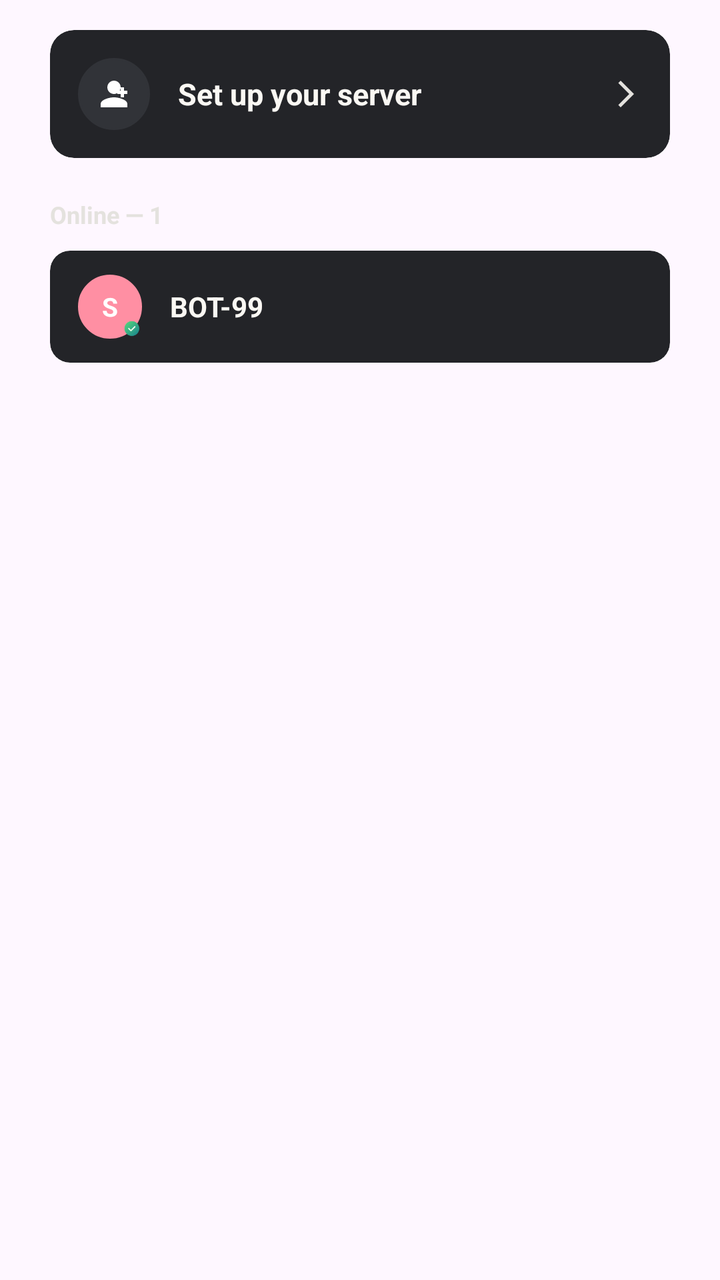
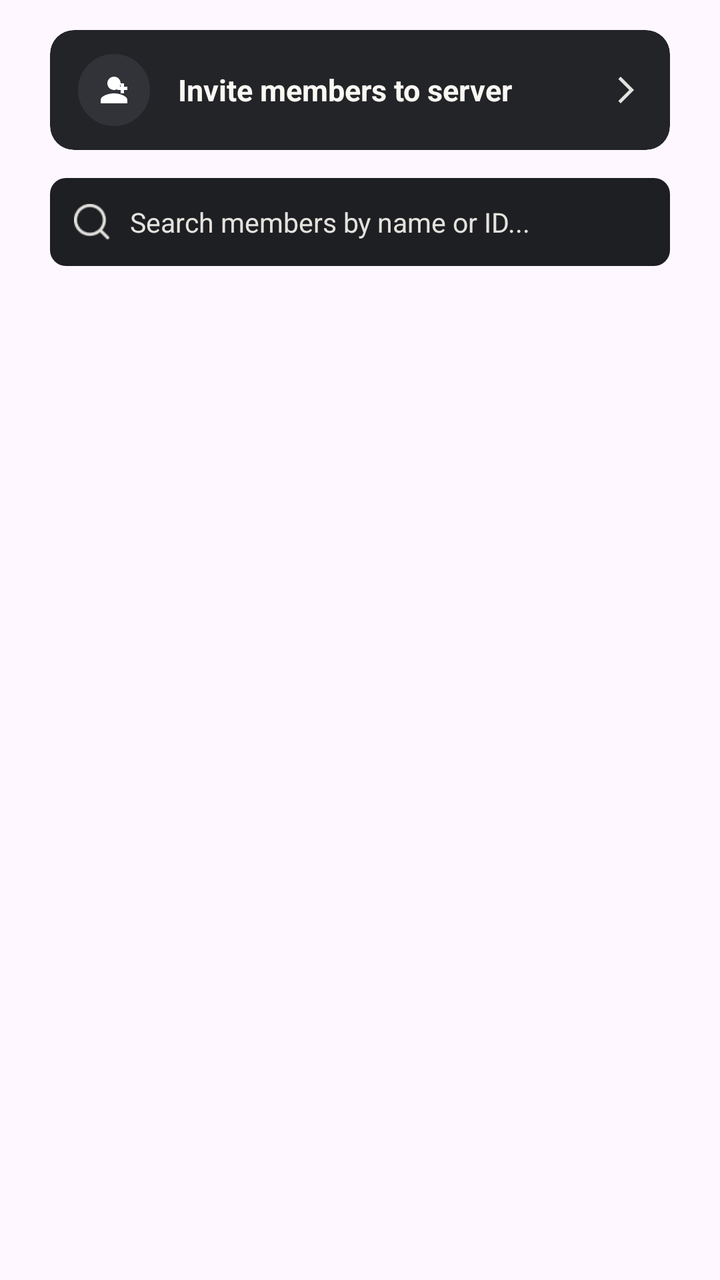

Two renders of the same Android screen: before a commit and after it. Below are the layout's source before the change and the commit's diff.
<!-- AndroidManifest.xml: application theme Theme.Yappy -->
<!-- res/layout/layout_tab_members.xml -->
<?xml version="1.0" encoding="utf-8"?>
<LinearLayout xmlns:android="http://schemas.android.com/apk/res/android"
    xmlns:app="http://schemas.android.com/apk/res-auto"
    xmlns:tools="http://schemas.android.com/tools"
    android:layout_width="match_parent"
    android:layout_height="match_parent"
    android:orientation="vertical"
    android:paddingHorizontal="25dp"
    android:paddingTop="15dp"
    android:paddingBottom="25dp">
    <androidx.cardview.widget.CardView
        android:id="@+id/card_setup_server"
        android:layout_width="match_parent"
        android:layout_height="wrap_content"
        android:clickable="true"
        android:focusable="true"
        android:foreground="?attr/selectableItemBackground"
        app:cardBackgroundColor="#232428"
        app:cardCornerRadius="12dp"
        app:cardElevation="0dp">

        <LinearLayout
            android:layout_width="match_parent"
            android:layout_height="wrap_content"
            android:gravity="center_vertical"
            android:orientation="horizontal"
            android:paddingHorizontal="14dp"
            android:paddingVertical="14dp">
            <FrameLayout
                android:layout_width="36dp"
                android:layout_height="36dp"
                android:background="@drawable/bg_circle_button"
                android:backgroundTint="#313338">

                <ImageView
                    android:layout_width="20dp"
                    android:layout_height="20dp"
                    android:layout_gravity="center"
                    android:src="@drawable/ic_group_add"
                    app:tint="@color/white" />
            </FrameLayout>

            <TextView
                android:layout_width="0dp"
                android:layout_height="wrap_content"
                android:layout_marginStart="14dp"
                android:layout_weight="1"
                android:text="Set up your server"
                android:textColor="@color/warm_white"
                android:textSize="15sp"
                android:textStyle="bold" />

            <ImageView
                android:layout_width="16dp"
                android:layout_height="16dp"
                android:src="@drawable/forward_arrow"
                app:tint="@color/soft_border" />
        </LinearLayout>
    </androidx.cardview.widget.CardView>
    <TextView
        android:id="@+id/tv_online_header"
        android:layout_width="wrap_content"
        android:layout_height="wrap_content"
        android:layout_marginTop="20dp"
        android:layout_marginBottom="10dp"
        android:text="Online — 1"
        android:textColor="@color/soft_border"
        android:textSize="12sp"
        android:textStyle="bold" />
    <androidx.cardview.widget.CardView
        android:id="@+id/card_member_item"
        android:layout_width="match_parent"
        android:layout_height="wrap_content"
        android:clickable="true"
        android:focusable="true"
        android:foreground="?attr/selectableItemBackground"
        app:cardBackgroundColor="#232428"
        app:cardCornerRadius="10dp"
        app:cardElevation="0dp">

        <LinearLayout
            android:layout_width="match_parent"
            android:layout_height="wrap_content"
            android:gravity="center_vertical"
            android:orientation="horizontal"
            android:paddingHorizontal="14dp"
            android:paddingVertical="12dp">

            <FrameLayout
                android:layout_width="32dp"
                android:layout_height="32dp">

                <FrameLayout
                    android:layout_width="32dp"
                    android:layout_height="32dp"
                    android:background="@drawable/bg_circle_button"
                    android:backgroundTint="@color/pink">

                    <TextView
                        android:id="@+id/tv_member_avatar_initial"
                        android:layout_width="match_parent"
                        android:layout_height="match_parent"
                        android:gravity="center"
                        android:text="S"
                        android:textColor="@color/white"
                        android:textSize="13sp"
                        android:textStyle="bold" />
                </FrameLayout>
                <View
                    android:layout_width="10dp"
                    android:layout_height="10dp"
                    android:layout_gravity="bottom|end"
                    android:background="@drawable/online" />
            </FrameLayout>

            <TextView
                android:id="@+id/tv_member_name"
                android:layout_width="wrap_content"
                android:layout_height="wrap_content"
                android:layout_marginStart="14dp"
                android:text="BOT-99"
                android:textColor="@color/warm_white"
                android:textSize="14sp"
                android:textStyle="bold" />
        </LinearLayout>
    </androidx.cardview.widget.CardView>

</LinearLayout>
<!-- resources referenced by this layout -->
<resources>
  <color name="pink">#FF8FA3</color>
  <color name="soft_border">#E4E2DE</color>
  <color name="warm_white">#FAF8F3</color>
  <color name="white">#FFFFFFFF</color>
  <!-- drawable bg_circle_button (drawable) -->
  <?xml version="1.0" encoding="utf-8"?>
  <shape xmlns:android="http://schemas.android.com/apk/res/android"
      android:shape="oval">
      <solid android:color="#FFFFFF" />
      <stroke
          android:width="1dp"
          android:color="#E0E0E0" />
  </shape>
  <!-- drawable forward_arrow (drawable) -->
  <vector xmlns:android="http://schemas.android.com/apk/res/android" android:autoMirrored="true" android:height="24dp" android:tint="@color/white" android:viewportHeight="24" android:viewportWidth="24" android:width="24dp">
        
      <path android:fillColor="@android:color/white" android:pathData="M6.23,20.23l1.77,1.77l10,-10l-10,-10l-1.77,1.77l8.23,8.23z"/>
      
  </vector>
  <!-- drawable ic_group_add (drawable) -->
  <vector xmlns:android="http://schemas.android.com/apk/res/android"
      android:width="24dp"
      android:height="24dp"
      android:viewportWidth="24"
      android:viewportHeight="24">
    <path
        android:fillColor="#FFFFFFFF"
        android:pathData="M12,12c2.21,0 4,-1.79 4,-4s-1.79,-4 -4,-4s-4,1.79 -4,4s1.79,4 4,4zm0,2c-2.67,0 -8,1.34 -8,4v2h16v-2c0,-2.66 -5.33,-4 -8,-4z"/>
    <path
        android:fillColor="#FFFFFFFF"
        android:pathData="M18,10h2v2h-2v2h-2v-2h-2v-2h2v-2h2z"/>
  </vector>
  <!-- drawable online: png bitmap (drawable, 2159 bytes) -->
  <style name="Theme.Yappy" parent="Base.Theme.Yappy" />
  <style name="Base.Theme.Yappy" parent="Theme.Material3.DayNight.NoActionBar">
      </style>
</resources>

<!-- the commit's change to res/layout/layout_tab_members.xml (unified diff, before → after) -->
@@ -8,6 +8,8 @@
     android:paddingHorizontal="25dp"
     android:paddingTop="15dp"
     android:paddingBottom="25dp">
+
+    
     <androidx.cardview.widget.CardView
         android:id="@+id/card_setup_server"
         android:layout_width="match_parent"
@@ -25,7 +27,8 @@
             android:gravity="center_vertical"
             android:orientation="horizontal"
             android:paddingHorizontal="14dp"
-            android:paddingVertical="14dp">
+            android:paddingVertical="12dp">
+
             <FrameLayout
                 android:layout_width="36dp"
                 android:layout_height="36dp"
@@ -45,7 +48,7 @@
                 android:layout_height="wrap_content"
                 android:layout_marginStart="14dp"
                 android:layout_weight="1"
-                android:text="Set up your server"
+                android:text="Invite members to server"
                 android:textColor="@color/warm_white"
                 android:textSize="15sp"
                 android:textStyle="bold" />
@@ -57,72 +60,59 @@
                 app:tint="@color/soft_border" />
         </LinearLayout>
     </androidx.cardview.widget.CardView>
+
+    
+    <LinearLayout
+        android:id="@+id/layout_search_box"
+        android:layout_width="match_parent"
+        android:layout_height="44dp"
+        android:layout_marginTop="14dp"
+        android:background="@drawable/input_box_2"
+        android:gravity="center_vertical"
+        android:orientation="horizontal"
+        android:paddingHorizontal="12dp">
+
+        <ImageView
+            android:layout_width="18dp"
+            android:layout_height="18dp"
+            android:src="@drawable/search"
+            app:tint="@color/soft_border" />
+
+        <EditText
+            android:id="@+id/et_search_members"
+            android:layout_width="match_parent"
+            android:layout_height="match_parent"
+            android:layout_marginStart="10dp"
+            android:background="@null"
+            android:hint="Search members by name or ID..."
+            android:imeOptions="actionDone"
+            android:inputType="text"
+            android:singleLine="true"
+            android:textColor="@color/warm_white"
+            android:textColorHint="@color/soft_border"
+            android:textSize="13.5sp" />
+    </LinearLayout>
+
+    
     <TextView
-        android:id="@+id/tv_online_header"
-        android:layout_width="wrap_content"
-        android:layout_height="wrap_content"
-        android:layout_marginTop="20dp"
-        android:layout_marginBottom="10dp"
-        android:text="Online — 1"
-        android:textColor="@color/soft_border"
-        android:textSize="12sp"
-        android:textStyle="bold" />
-    <androidx.cardview.widget.CardView
-        android:id="@+id/card_member_item"
+        android:id="@+id/tv_empty_members"
         android:layout_width="match_parent"
         android:layout_height="wrap_content"
-        android:clickable="true"
-        android:focusable="true"
-        android:foreground="?attr/selectableItemBackground"
-        app:cardBackgroundColor="#232428"
-        app:cardCornerRadius="10dp"
-        app:cardElevation="0dp">
+        android:layout_marginTop="32dp"
+        android:gravity="center"
+        android:text="No members found matching your search"
+        android:textColor="@color/soft_border"
+        android:textSize="14sp"
+        android:visibility="gone" />
 
-        <LinearLayout
-            android:layout_width="match_parent"
-            android:layout_height="wrap_content"
-            android:gravity="center_vertical"
-            android:orientation="horizontal"
-            android:paddingHorizontal="14dp"
-            android:paddingVertical="12dp">
-
-            <FrameLayout
-                android:layout_width="32dp"
-                android:layout_height="32dp">
-
-                <FrameLayout
-                    android:layout_width="32dp"
-                    android:layout_height="32dp"
-                    android:background="@drawable/bg_circle_button"
-                    android:backgroundTint="@color/pink">
-
-                    <TextView
-                        android:id="@+id/tv_member_avatar_initial"
-                        android:layout_width="match_parent"
-                        android:layout_height="match_parent"
-                        android:gravity="center"
-                        android:text="S"
-                        android:textColor="@color/white"
-                        android:textSize="13sp"
-                        android:textStyle="bold" />
-                </FrameLayout>
-                <View
-                    android:layout_width="10dp"
-                    android:layout_height="10dp"
-                    android:layout_gravity="bottom|end"
-                    android:background="@drawable/online" />
-            </FrameLayout>
-
-            <TextView
-                android:id="@+id/tv_member_name"
-                android:layout_width="wrap_content"
-                android:layout_height="wrap_content"
-                android:layout_marginStart="14dp"
-                android:text="BOT-99"
-                android:textColor="@color/warm_white"
-                android:textSize="14sp"
-                android:textStyle="bold" />
-        </LinearLayout>
-    </androidx.cardview.widget.CardView>
+    
+    <androidx.recyclerview.widget.RecyclerView
+        android:id="@+id/rv_members"
+        android:layout_width="match_parent"
+        android:layout_height="0dp"
+        android:layout_marginTop="8dp"
+        android:layout_weight="1"
+        android:clipToPadding="false"
+        android:overScrollMode="never" />
 
 </LinearLayout>
<!-- resource entries referenced after the edit -->
@@ -1,6 +1,5 @@
 <!-- resources referenced by this layout -->
 <resources>
-  <color name="pink">#FF8FA3</color>
   <color name="soft_border">#E4E2DE</color>
   <color name="warm_white">#FAF8F3</color>
   <color name="white">#FFFFFFFF</color>
@@ -32,7 +31,14 @@
         android:fillColor="#FFFFFFFF"
         android:pathData="M18,10h2v2h-2v2h-2v-2h-2v-2h2v-2h2z"/>
   </vector>
-  <!-- drawable online: png bitmap (drawable, 2159 bytes) -->
+  <!-- drawable input_box_2 (drawable) -->
+  <?xml version="1.0" encoding="utf-8"?>
+  <shape xmlns:android="http://schemas.android.com/apk/res/android"
+      android:shape="rectangle">
+      <solid android:color="#1E1F22" />
+      <corners android:radius="8dp" />
+  </shape>
+  <!-- drawable search: png bitmap (drawable, 562 bytes) -->
   <style name="Theme.Yappy" parent="Base.Theme.Yappy" />
   <style name="Base.Theme.Yappy" parent="Theme.Material3.DayNight.NoActionBar">
       </style>
